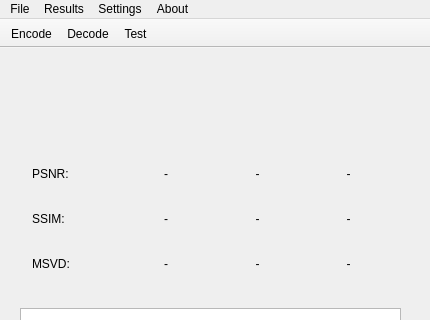
Before: the Qt Designer form mainwindow.ui in honzabilek4/VideoCodecs, drawn with Qt 5; both pictures show x 0 to 430 and y 0 to 320 of the 430 by 468 pixel window.
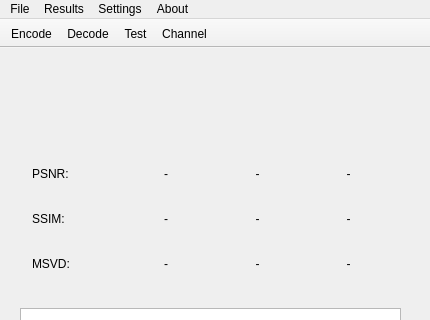
After: the same form once the commit is applied. Icons and pictures are not drawn.

Commit message: channel widget

What changed in the file:
```diff
--- a/mainwindow.ui
+++ b/mainwindow.ui
@@ -321,6 +321,7 @@
    <addaction name="actionEncode"/>
    <addaction name="actionDecode"/>
    <addaction name="actionTest"/>
+   <addaction name="actionChannel"/>
   </widget>
   <widget class="QStatusBar" name="statusBar"/>
   <action name="actionExit">
@@ -361,6 +362,11 @@
     <string>Show Graph</string>
    </property>
   </action>
+  <action name="actionChannel">
+   <property name="text">
+    <string>Channel</string>
+   </property>
+  </action>
  </widget>
  <layoutdefault spacing="6" margin="11"/>
  <resources>
```
Left out of the diff: 1 changed line with no effect on the pictures. The commit also changes 91 other files.
